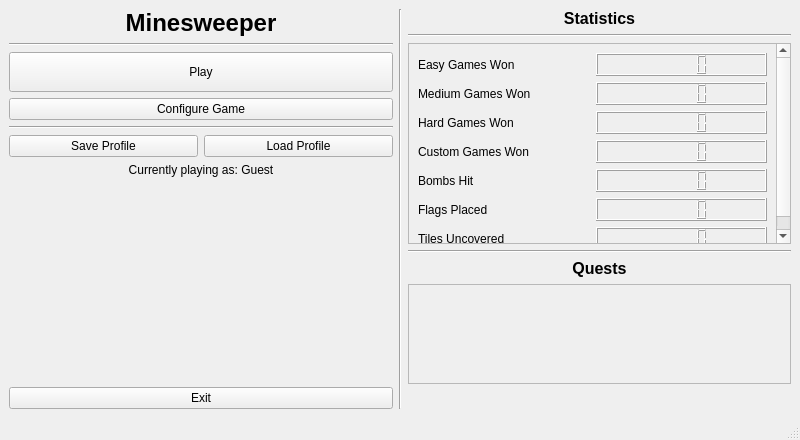
This is src/ui/menuwindow.ui in anton-fischer/cpp-minesweeper as Qt 5 draws it before an edit. The edited form follows.
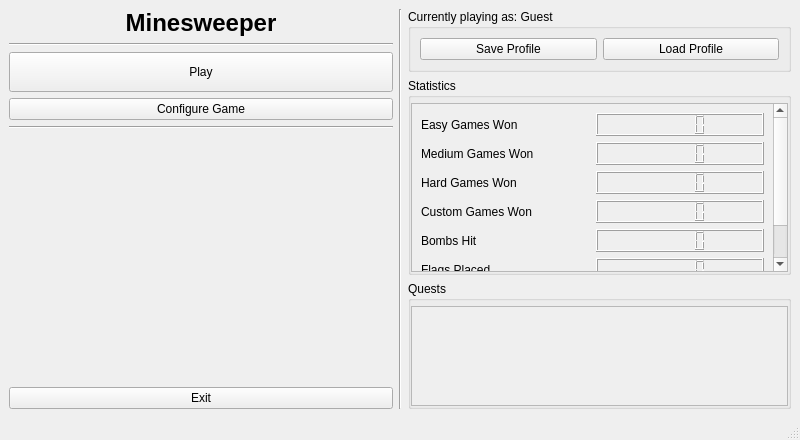
This is the edited form.

Diff of the .ui file:
```diff
--- a/src/ui/menuwindow.ui
+++ b/src/ui/menuwindow.ui
@@ -69,40 +69,6 @@
           </property>
          </widget>
         </item>
-        <item>
-         <layout class="QHBoxLayout" name="horizontalLayout_2">
-          <property name="leftMargin">
-           <number>0</number>
-          </property>
-          <property name="topMargin">
-           <number>0</number>
-          </property>
-          <item>
-           <widget class="QPushButton" name="btn_save">
-            <property name="text">
-             <string>Save Profile</string>
-            </property>
-           </widget>
-          </item>
-          <item>
-           <widget class="QPushButton" name="btn_load">
-            <property name="text">
-             <string>Load Profile</string>
-            </property>
-           </widget>
-          </item>
-         </layout>
-        </item>
-        <item>
-         <widget class="QLabel" name="lbl_currentPlayer">
-          <property name="text">
-           <string>Currently playing as: Guest</string>
-          </property>
-          <property name="alignment">
-           <set>Qt::AlignmentFlag::AlignCenter</set>
-          </property>
-         </widget>
-        </item>
         <item>
          <spacer name="verticalSpacer">
           <property name="orientation">
@@ -135,28 +101,11 @@
       <item>
        <layout class="QVBoxLayout" name="vbx_statistics">
         <item>
-         <widget class="QLabel" name="label_3">
-          <property name="font">
-           <font>
-            <pointsize>12</pointsize>
-            <bold>true</bold>
-           </font>
+         <widget class="QGroupBox" name="gbx_player">
+          <property name="title">
+           <string>Currently playing as: Guest</string>
           </property>
-          <property name="text">
-           <string>Statistics</string>
-          </property>
-          <property name="alignment">
-           <set>Qt::AlignmentFlag::AlignCenter</set>
-          </property>
-         </widget>
-        </item>
-        <item>
-         <widget class="Line" name="line_5">
-          <property name="orientation">
-           <enum>Qt::Orientation::Horizontal</enum>
-          </property>
-         </widget>
-        </item>
+          <layout class="QVBoxLayout" name="verticalLayout_6">
         <item>
          <layout class="QHBoxLayout" name="hbx_level">
           <property name="topMargin">
@@ -165,6 +114,51 @@
          </layout>
         </item>
         <item>
+            <layout class="QHBoxLayout" name="hbx_loadSaveButtons">
+             <property name="leftMargin">
+              <number>0</number>
+             </property>
+             <property name="topMargin">
+              <number>0</number>
+             </property>
+             <item>
+              <widget class="QPushButton" name="btn_save">
+               <property name="text">
+                <string>Save Profile</string>
+               </property>
+              </widget>
+             </item>
+             <item>
+              <widget class="QPushButton" name="btn_load">
+               <property name="text">
+                <string>Load Profile</string>
+               </property>
+              </widget>
+             </item>
+            </layout>
+           </item>
+          </layout>
+         </widget>
+        </item>
+        <item>
+         <widget class="QGroupBox" name="gbx_statistics">
+          <property name="title">
+           <string>Statistics</string>
+          </property>
+          <layout class="QVBoxLayout" name="verticalLayout_5">
+           <property name="leftMargin">
+            <number>0</number>
+           </property>
+           <property name="topMargin">
+            <number>5</number>
+           </property>
+           <property name="rightMargin">
+            <number>0</number>
+           </property>
+           <property name="bottomMargin">
+            <number>0</number>
+           </property>
+           <item>
          <widget class="QScrollArea" name="scrollarea_statistics">
           <property name="sizePolicy">
            <sizepolicy hsizetype="Minimum" vsizetype="Expanding">
@@ -192,7 +186,7 @@
             <rect>
              <x>0</x>
              <y>0</y>
-             <width>364</width>
+                <width>358</width>
              <height>215</height>
             </rect>
            </property>
@@ -271,29 +265,27 @@
           </widget>
          </widget>
         </item>
-        <item>
-         <widget class="Line" name="line_6">
-          <property name="orientation">
-           <enum>Qt::Orientation::Horizontal</enum>
-          </property>
+          </layout>
          </widget>
         </item>
         <item>
-         <widget class="QLabel" name="label_12">
-          <property name="font">
-           <font>
-            <pointsize>12</pointsize>
-            <bold>true</bold>
-           </font>
-          </property>
-          <property name="text">
+         <widget class="QGroupBox" name="gbx_quests">
+          <property name="title">
            <string>Quests</string>
           </property>
-          <property name="alignment">
-           <set>Qt::AlignmentFlag::AlignCenter</set>
-          </property>
-         </widget>
-        </item>
+          <layout class="QVBoxLayout" name="verticalLayout_7">
+           <property name="leftMargin">
+            <number>0</number>
+           </property>
+           <property name="topMargin">
+            <number>5</number>
+           </property>
+           <property name="rightMargin">
+            <number>0</number>
+           </property>
+           <property name="bottomMargin">
+            <number>0</number>
+           </property>
         <item>
          <widget class="QScrollArea" name="scrollarea_quests">
           <property name="sizePolicy">
@@ -322,7 +314,7 @@
             <rect>
              <x>0</x>
              <y>0</y>
-             <width>378</width>
+                <width>372</width>
              <height>98</height>
             </rect>
            </property>
@@ -353,18 +345,8 @@
           </widget>
          </widget>
         </item>
-        <item>
-         <spacer name="verticalSpacer_3">
-          <property name="orientation">
-           <enum>Qt::Orientation::Vertical</enum>
-          </property>
-          <property name="sizeHint" stdset="0">
-           <size>
-            <width>20</width>
-            <height>40</height>
-           </size>
-          </property>
-         </spacer>
+          </layout>
+         </widget>
         </item>
        </layout>
       </item>
```
Left out of the diff: 70 changed lines with no effect on the pictures. Lines whose indentation alone changed are shown as unchanged.
